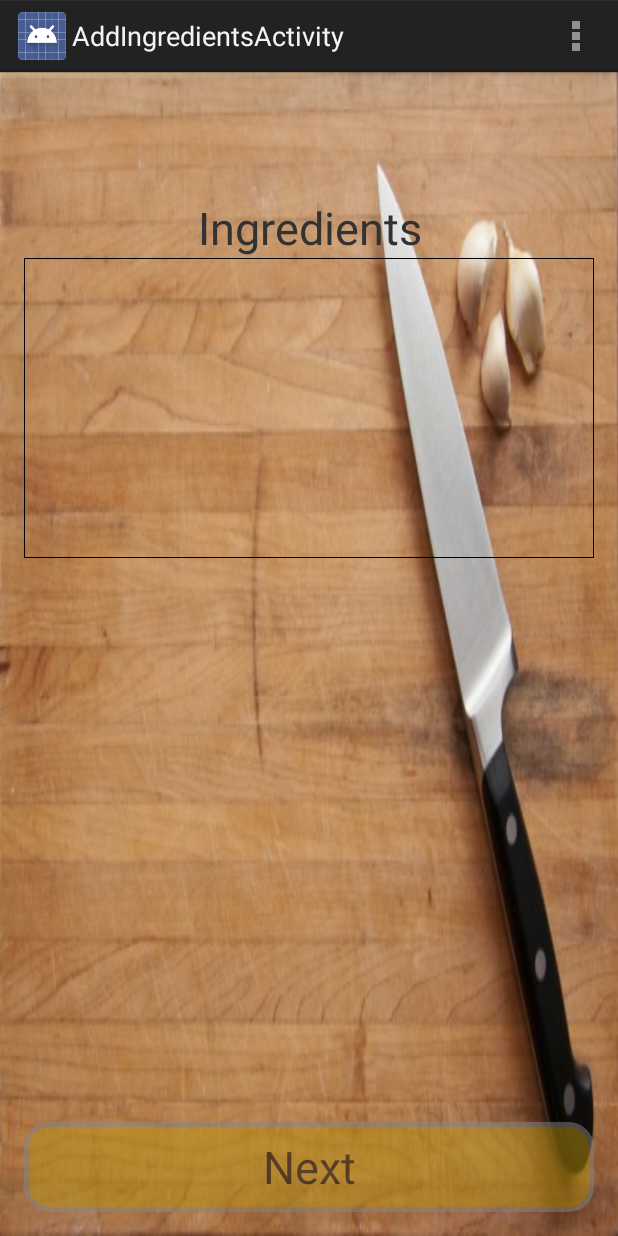
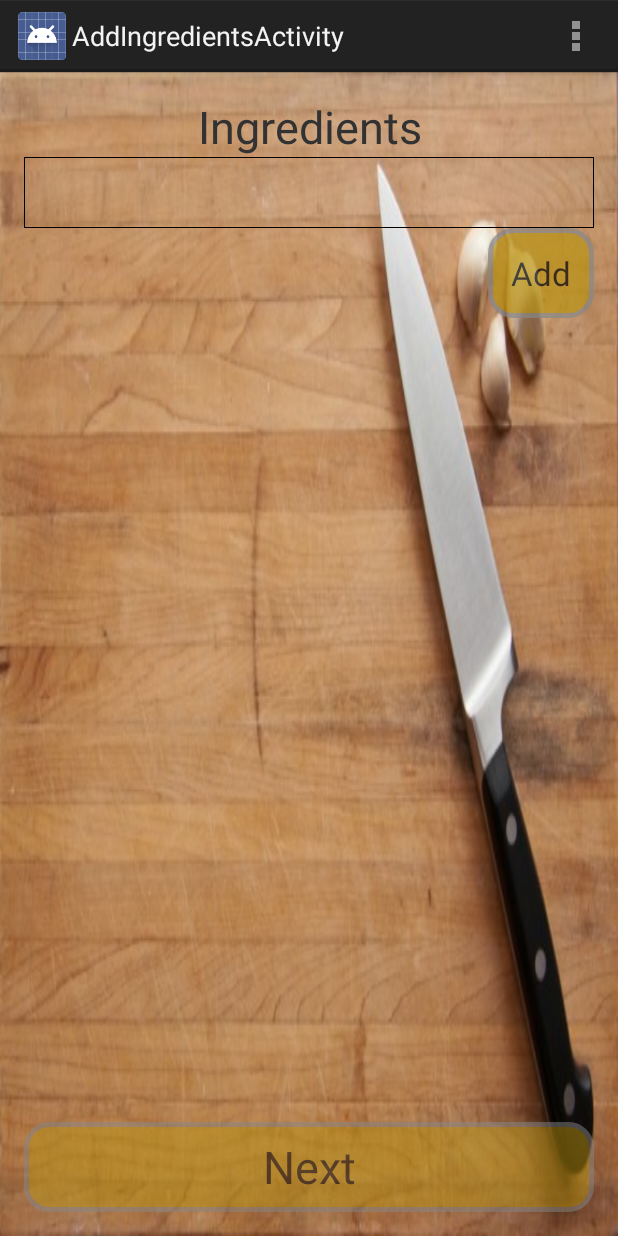
Before and after one commit to stefanNaumov/RecipeSuggestor, an Android app: the AddIngredientsActivity screen opened directly, with no data from a screen before it, on a phone screen of 412 x 824 dp. Run offline under Robolectric (Android 15) with nearby library versions, the light colour scheme and no system bars.

Commit message:
singleton containers for ingredients and spices

```diff
--- a/app/src/main/AndroidManifest.xml
+++ b/app/src/main/AndroidManifest.xml
@@ -32,11 +32,13 @@
         </activity>
         <activity
             android:name="com.example.stefan.recipesuggestor.AddIngredientsActivity"
-            android:label="@string/title_activity_add_ingredients" >
+            android:label="@string/title_activity_add_ingredients"
+            android:windowSoftInputMode="adjustPan">
         </activity>
         <activity
             android:name="com.example.stefan.recipesuggestor.AddSpicesActivity"
-            android:label="@string/title_activity_add_spices" >
+            android:label="@string/title_activity_add_spices"
+            android:windowSoftInputMode="adjustPan">
         </activity>
         <activity
             android:name="com.example.stefan.recipesuggestor.RecipePreparingActivity"
--- /dev/null
+++ b/app/src/main/java/Utils/IngredientsContainer.java
@@ -0,0 +1,38 @@
+package Utils;
+
+import java.util.ArrayList;
+import java.util.List;
+
+/**
+ * Created by Stefan on 11/30/2014.
+ */
+
+/*class used for storing the ingredients list - if the user goes back from the addIngredientsActivity
+    and then returns, the added ingredients will be loaded*/
+
+public class IngredientsContainer {
+    private static IngredientsContainer instance;
+    private static List<String> ingredientsList;
+
+    public static IngredientsContainer getInstance(){
+        if (instance == null) {
+            instance = new IngredientsContainer();
+            ingredientsList = new ArrayList<String>();
+        }
+
+        return instance;
+    }
+
+    public List<String> getIngredientsList(){
+        return ingredientsList;
+    }
+
+    public void AddIngredient(String ingredient){
+        if (ingredientsList == null){
+            return;
+        }
+
+        ingredientsList.add(ingredient);
+    }
+
+}
--- a/app/src/main/java/com/example/stefan/recipesuggestor/AddIngredientsActivity.java
+++ b/app/src/main/java/com/example/stefan/recipesuggestor/AddIngredientsActivity.java
@@ -7,29 +7,33 @@ import android.view.Menu;
 import android.view.MenuItem;
 import android.view.MotionEvent;
 import android.view.View;
+import android.widget.ArrayAdapter;
 import android.widget.Button;
 import android.widget.EditText;
-import android.widget.LinearLayout;
+import android.widget.ListView;
 import android.widget.RelativeLayout;
 import android.widget.TextView;
 import android.widget.Toast;
 
 import java.util.ArrayList;
-import java.util.Arrays;
 import java.util.List;
 
 import Models.Recipe;
 import Tasks.Converter;
 import Tasks.KeyboardHider;
+import Utils.IngredientsContainer;
 
 
 public class AddIngredientsActivity extends Activity implements View.OnClickListener, View.OnTouchListener{
 
     Recipe recipe;
-    Button goToAddSpicesBtn;
-    List<String> ingredients;
+    EditText addIngredientInput;
+    Button goToAddSpicesBtn, addIngredientButton;
+    IngredientsContainer ingredientsContainer;
     Converter converter;
     KeyboardHider keyBrdHider;
+    ListView listView;
+    ArrayAdapter<String> adapter;
 
     @Override
     protected void onCreate(Bundle savedInstanceState) {
@@ -43,16 +47,24 @@ public class AddIngredientsActivity extends Activity implements View.OnClickList
         goToAddSpicesBtn = (Button)findViewById(R.id.goToAddSpicesBtnId);
         goToAddSpicesBtn.setOnClickListener(this);
 
+        addIngredientButton = (Button)findViewById(R.id.addIngredientsAddBtnId);
+        addIngredientButton.setOnClickListener(this);
+
         recipe = (Recipe)getIntent().getSerializableExtra("Recipe");
-        TextView recipeNameTextView = (TextView)findViewById(R.id.recipeTitleNameId);
-        recipeNameTextView.setText(recipe.getName());
 
-        ingredients = new ArrayList<String>();
+        ingredientsContainer = IngredientsContainer.getInstance();
         converter = new Converter();
 
         RelativeLayout layout = (RelativeLayout) findViewById(R.id.addIngredientsLayout);
         layout.setOnTouchListener(this);
         keyBrdHider = new KeyboardHider(this);
+
+        addIngredientInput = (EditText)findViewById(R.id.addIngredientsInputId);
+
+        listView = (ListView)findViewById(R.id.addIngredientslistViewId);
+
+        adapter = new ArrayAdapter<String>(this,android.R.layout.simple_list_item_1,ingredientsContainer.getIngredientsList());
+        listView.setAdapter(adapter);
     }
 
     @Override
@@ -81,20 +93,31 @@ public class AddIngredientsActivity extends Activity implements View.OnClickList
     public void onClick(View view) {
 
         if (goToAddSpicesBtn.getId() == view.getId()){
-            //get ingredients as string and convert it to List by splitting it
-            EditText ingredientsEditText = (EditText)findViewById(R.id.ingredientsInputId);
-            String ingredientsStr = ingredientsEditText.getText().toString().trim().toLowerCase();
-            if (ingredientsStr != null && !ingredientsStr.isEmpty()){
-
-                recipe.setIngredients(ingredientsStr);
-
-                Intent i = new Intent(this,AddSpicesActivity.class);
-                i.putExtra("Recipe",recipe);
-                startActivity(i);
+            if (this.ingredientsContainer.getIngredientsList() == null
+                    || this.ingredientsContainer.getIngredientsList().size() < 1){
+                Toast.makeText(this,"You must enter at least one ingredient",
+                        Toast.LENGTH_LONG).show();
             }
             else{
-                Toast.makeText(this,"Ingredients input field cannot be empty"
-                        ,Toast.LENGTH_LONG).show();
+                Intent intent = new Intent(this,AddSpicesActivity.class);
+                intent.putExtra("Recipe",recipe);
+
+                startActivity(intent);
+            }
+        }
+        else if (addIngredientButton.getId() == view.getId()){
+            String ingredient = addIngredientInput.getText().toString().trim().toLowerCase();
+            if (ingredient == null || ingredient.isEmpty()) {
+                Toast.makeText(this, "Ingredients input field cannot be empty"
+                        , Toast.LENGTH_LONG).show();
+            }
+            else{
+                this.ingredientsContainer.AddIngredient(ingredient);
+                listView.setAdapter(new ArrayAdapter<String>(this,
+                        android.R.layout.simple_list_item_1,this.ingredientsContainer.getIngredientsList()));
+
+                //clear ingredient input
+                addIngredientInput.setText("");
             }
         }
     }
--- a/app/src/main/java/com/example/stefan/recipesuggestor/MyRecipesActivity.java
+++ b/app/src/main/java/com/example/stefan/recipesuggestor/MyRecipesActivity.java
@@ -74,7 +74,7 @@ public class MyRecipesActivity extends Activity{
             public void beforeTextChanged(CharSequence charSequence, int i, int i2, int i3) {
 
             }
-            //TODO fix search
+
             @Override
             public void onTextChanged(CharSequence charSequence, int start, int before, int count) {
                 List<Recipe> newList = new ArrayList<Recipe>();
--- a/app/src/main/res/layout/activity_add_ingredients.xml
+++ b/app/src/main/res/layout/activity_add_ingredients.xml
@@ -8,38 +8,44 @@
     android:background="@drawable/choppingboard"
     android:id="@+id/addIngredientsLayout">
 
-    <TextView
-        style="@style/textViewStyle"
-        android:text=""
-        android:id="@+id/recipeTitleNameId"
-        android:layout_alignParentLeft="true"
-        android:layout_alignParentStart="true"
-        android:layout_alignRight="@+id/ingredientsViewId"
-        android:layout_alignEnd="@+id/ingredientsViewId"
-        android:layout_alignParentTop="true" />
-
     <TextView android:text="@string/ingredients"
         style="@style/textViewStyle"
+        android:id="@+id/ingredientsViewId"
         android:layout_alignParentTop="true"
-        android:layout_alignParentLeft="true"
-        android:layout_alignParentStart="true"
-        android:layout_marginTop="67dp"
-        android:id="@+id/ingredientsViewId" />
+        android:layout_alignParentEnd="true" />
 
     <EditText
         style="@style/editTextStyle"
-        android:id="@+id/ingredientsInputId"
+        android:layout_height="wrap_content"
+        android:id="@+id/addIngredientsInputId"
         android:layout_below="@+id/ingredientsViewId"
         android:layout_alignRight="@+id/ingredientsViewId"
         android:layout_alignEnd="@+id/ingredientsViewId" />
 
+
+    <Button
+        android:layout_width="wrap_content"
+        android:layout_height="wrap_content"
+        style="@style/buttonStyle"
+        android:text="@string/add"
+        android:id="@+id/addIngredientsAddBtnId"
+        android:layout_below="@+id/addIngredientsInputId"
+        android:layout_alignParentEnd="true" />
     <Button
         style="@style/nextButtonStyle"
         android:id="@+id/goToAddSpicesBtnId"
         android:layout_alignParentBottom="true"
-        android:layout_alignRight="@+id/ingredientsInputId"
-        android:layout_alignEnd="@+id/ingredientsInputId"
+        android:layout_alignRight="@+id/addIngredientsInputId"
+        android:layout_alignEnd="@+id/addIngredientsInputId"
         android:layout_alignParentLeft="true"
         android:layout_alignParentStart="true" />
 
+    <ListView
+        android:layout_width="wrap_content"
+        android:layout_height="wrap_content"
+        android:id="@+id/addIngredientslistViewId"
+        android:layout_below="@+id/addIngredientsAddBtnId"
+        android:layout_alignEnd="@+id/addIngredientsAddBtnId"
+        android:layout_above="@+id/goToAddSpicesBtnId" />
+
 </RelativeLayout>
--- a/app/src/main/res/layout/activity_add_recipe.xml
+++ b/app/src/main/res/layout/activity_add_recipe.xml
@@ -22,7 +22,7 @@
 
     <EditText
         android:layout_width="match_parent"
-        android:layout_height="150dp"
+        android:layout_height="wrap_content"
         android:id="@+id/recipeNameId"
         android:layout_weight="0.21"
         style="@style/editTextStyle"
--- a/app/src/main/res/values/strings.xml
+++ b/app/src/main/res/values/strings.xml
@@ -26,5 +26,6 @@
     <string name="title_activity_how_to_prepare">HowToPrepareActivity</string>
     <string name="myFavourites">My favourites</string>
     <string name="recipeName">Recipe Name</string>
+    <string name="add">Add</string>
 
 </resources>
--- a/app/src/main/res/values/styles.xml
+++ b/app/src/main/res/values/styles.xml
@@ -10,7 +10,7 @@
         <item name="android:paddingBottom">10dp</item>
         <item name="android:paddingTop">10dp</item>
        <item name="android:alpha">0.7</item>
-        <item name="android:textSize">20sp</item>
+        <item name="android:textSize">22sp</item>
         <item name="android:background">@drawable/buttonshape</item>
     </style>
     <style name="addButtonStyle">
@@ -36,7 +36,7 @@
         <item name="android:layout_alignParentLeft">true</item>
         <item name="android:layout_alignParentStart">true</item>
         <item name="android:layout_width">wrap_content</item>
-        <item name="android:layout_height">200dp</item>
+        <item name="android:textSize">35sp</item>
         <item name="android:background">@drawable/viewborder</item>
         <item name="android:gravity">top|left</item>
     </style>
```
Also changed, not shown: app/src/main/java/Utils/SpicesContainer.java (added, +34 -0 lines), app/src/main/java/com/example/stefan/recipesuggestor/AddSpicesActivity.java (+44 -12 lines), app/src/main/res/layout/activity_add_spices.xml (+19 -1 lines).
